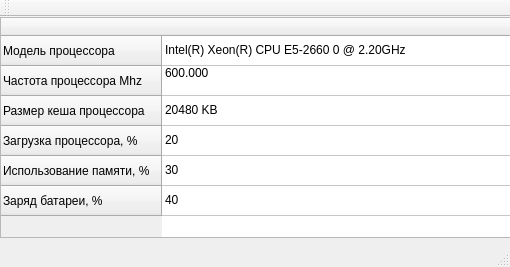
First picture: the form in linux_vars/mainwindow.ui, repository AnatolyDomrachev/qt, before the edit.
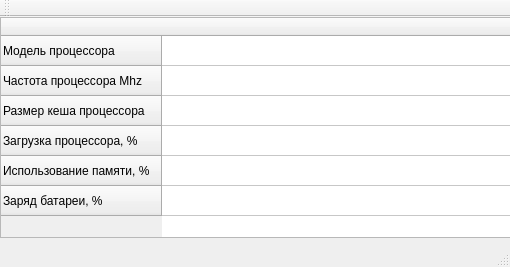
Second picture: the form after the edit.

Patch:
```diff
--- a/linux_vars/mainwindow.ui
+++ b/linux_vars/mainwindow.ui
@@ -75,33 +75,32 @@
     </column>
     <item row="0" column="0">
      <property name="text">
-      <string>Intel(R) Xeon(R) CPU E5-2660 0 @ 2.20GHz</string>
+      <string/>
      </property>
     </item>
     <item row="1" column="0">
      <property name="text">
-      <string>600.000
-</string>
+      <string/>
      </property>
     </item>
     <item row="2" column="0">
      <property name="text">
-      <string>20480 KB</string>
+      <string/>
      </property>
     </item>
     <item row="3" column="0">
      <property name="text">
-      <string>20</string>
+      <string/>
      </property>
     </item>
     <item row="4" column="0">
      <property name="text">
-      <string>30</string>
+      <string/>
      </property>
     </item>
     <item row="5" column="0">
      <property name="text">
-      <string>40</string>
+      <string/>
      </property>
     </item>
    </widget>
```
